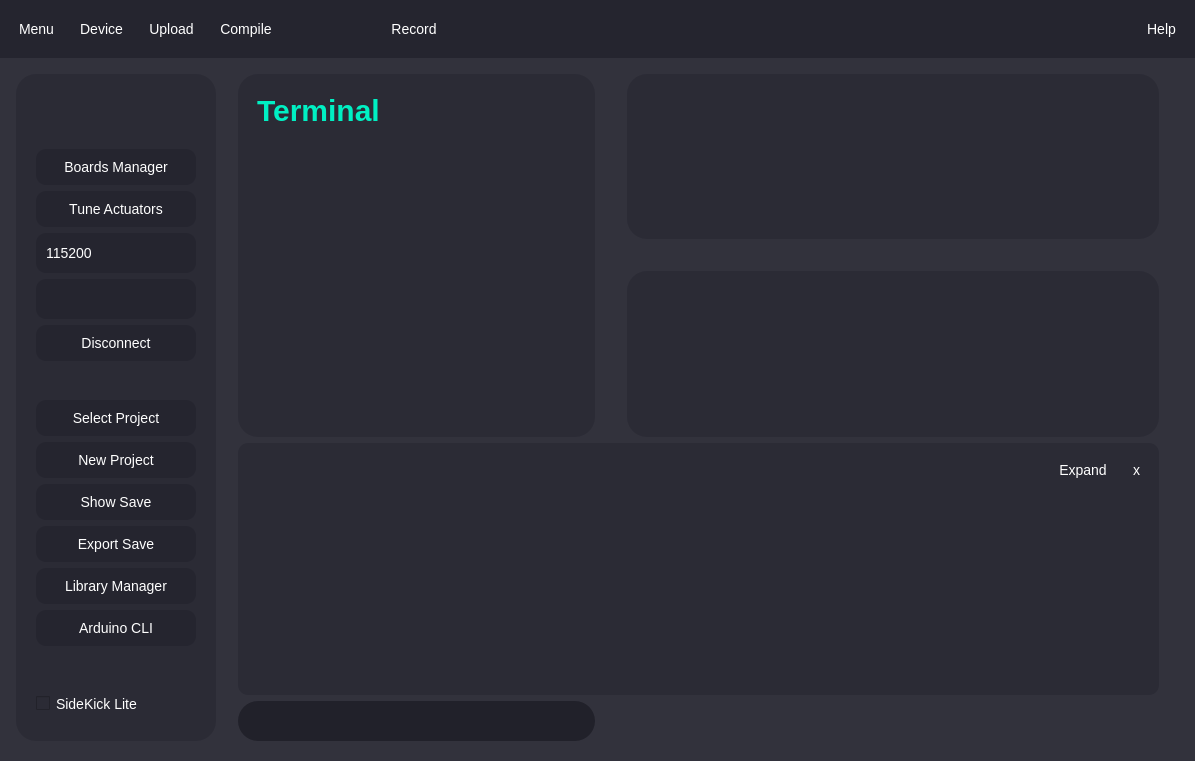
The window that Ui/GraphingUi.ui (OrionAerospaceYT/SideKick) describes before a commit, drawn with Qt 5.
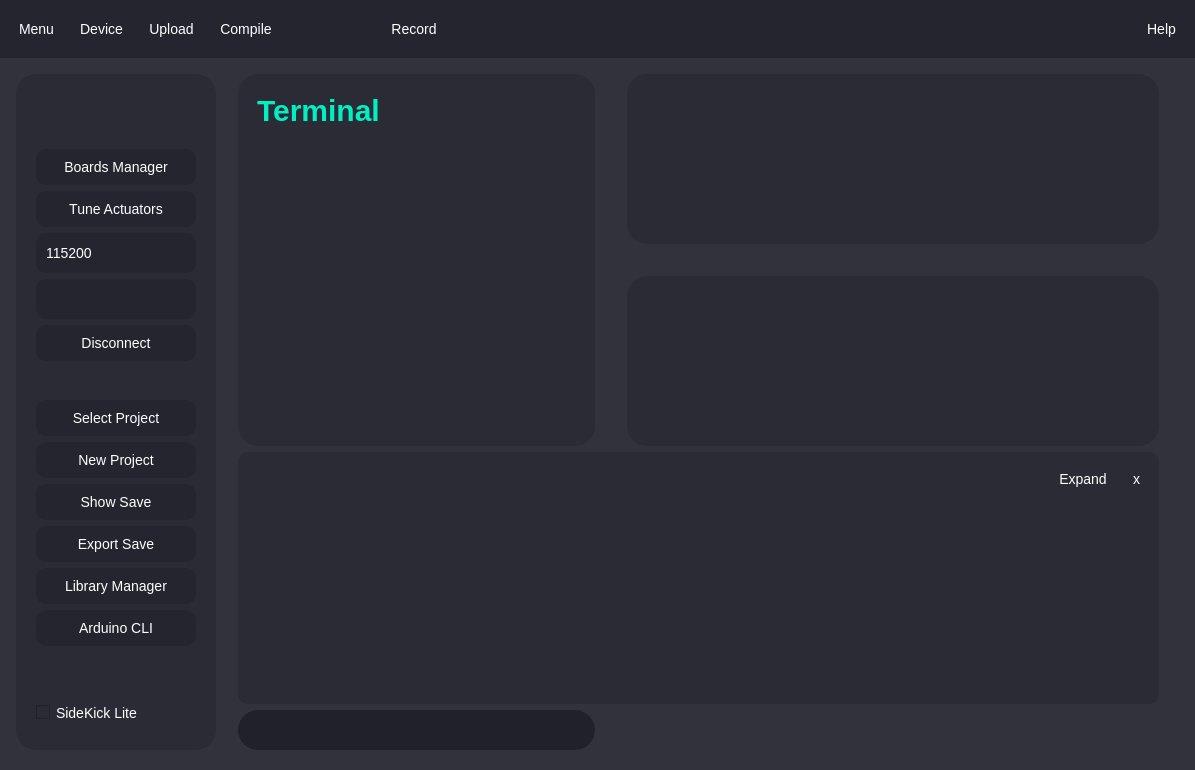
The same window after the commit. Icons and pictures are not drawn.

Diff of the .ui file:
```diff
--- a/Ui/GraphingUi.ui
+++ b/Ui/GraphingUi.ui
@@ -7,7 +7,7 @@
     <x>0</x>
     <y>0</y>
     <width>1195</width>
-    <height>761</height>
+    <height>770</height>
    </rect>
   </property>
   <property name="acceptDrops">
@@ -170,7 +170,6 @@
 	background-color: grey;
 	border-radius: 4px;
 	border:none;
-	min-height: 100px;
 }
 QScrollBar::up-arrow
 {
```
